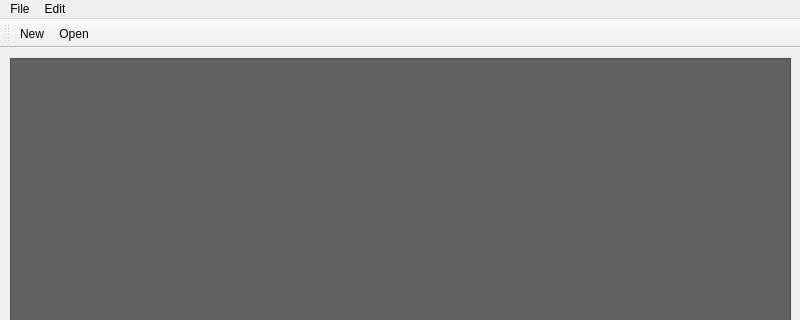
Old version of the form mainwindow.ui in the repository kaushal135/NotepadApp; both pictures show x 0 to 800 and y 0 to 320 of the 800 by 600 pixel window.
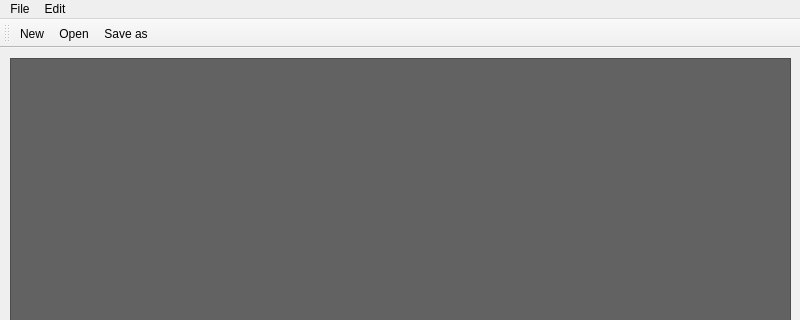
New version of the form. Icons and pictures are not drawn.

The edit to the form file:
```diff
--- a/mainwindow.ui
+++ b/mainwindow.ui
@@ -88,6 +88,7 @@
    </attribute>
    <addaction name="actionNew"/>
    <addaction name="actionOpen"/>
+   <addaction name="actionSave_as"/>
   </widget>
   <action name="actionNew">
    <property name="icon">
```
Left out of the diff: 3 changed lines with no effect on the pictures.
